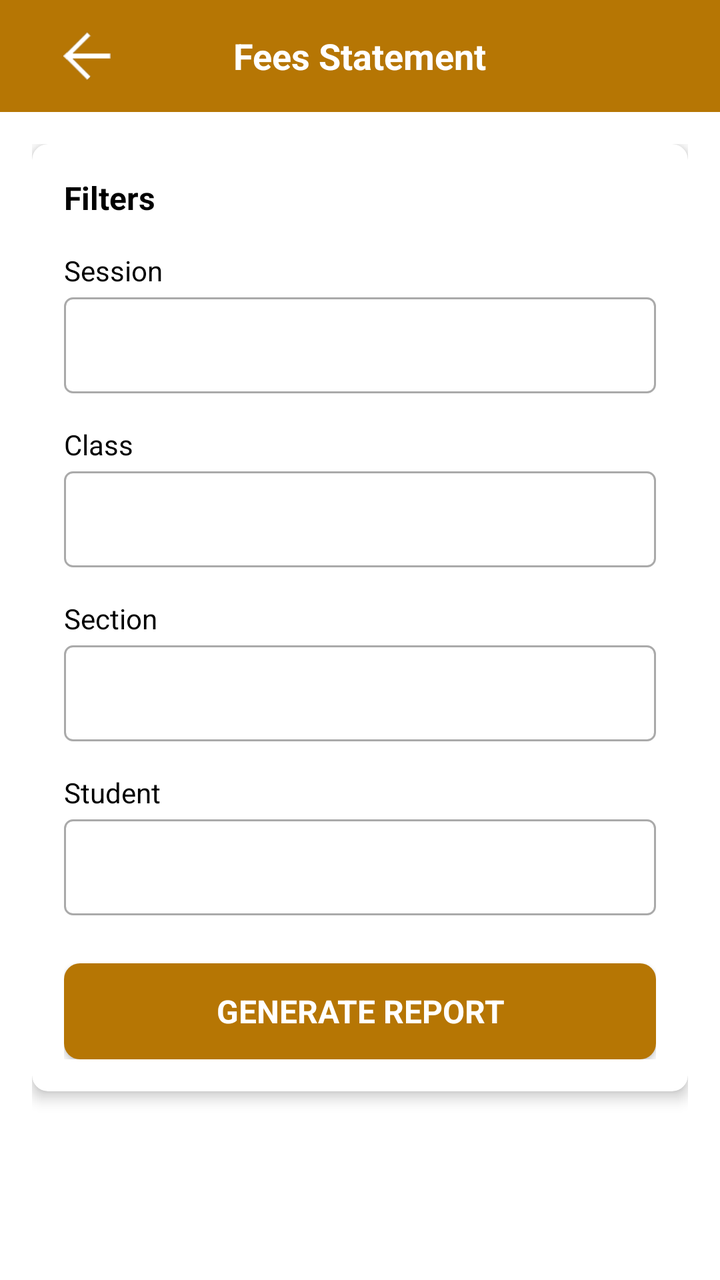
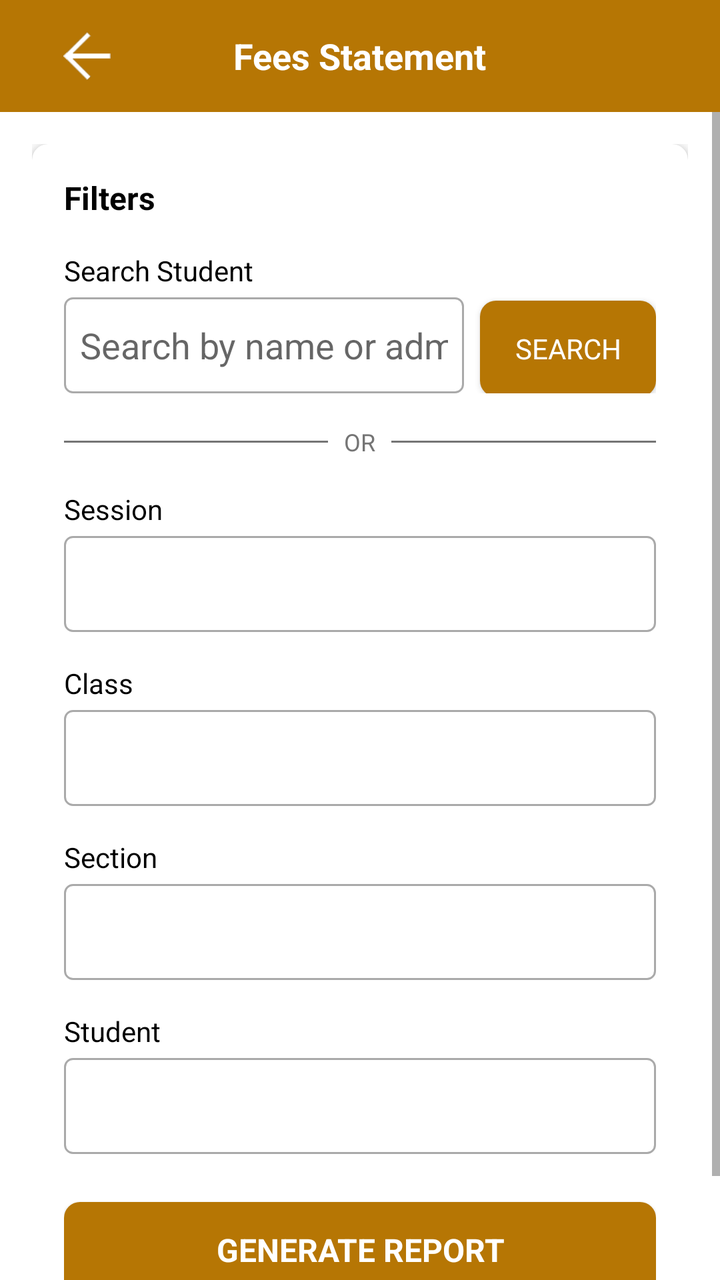

Two renders of the same Android screen: before a commit and after it. Below are the layout's source before the change and the commit's diff.
<!-- AndroidManifest.xml: application theme AppTheme -->
<!-- res/layout/activity_fees_statement.xml -->
<?xml version="1.0" encoding="utf-8"?>
<LinearLayout xmlns:android="http://schemas.android.com/apk/res/android"
    xmlns:app="http://schemas.android.com/apk/res-auto"
    android:layout_width="match_parent"
    android:layout_height="match_parent"
    android:orientation="vertical"
    android:background="@color/white">

    
    <FrameLayout
        android:id="@+id/actionBar"
        android:layout_width="match_parent"
        android:layout_height="?attr/actionBarSize"
        android:background="@color/colorPrimary">

        <ImageView
            android:id="@+id/actionBarBackBtn"
            android:layout_width="wrap_content"
            android:layout_height="wrap_content"
            android:layout_gravity="start|center_vertical"
            android:padding="16dp"
            android:src="@drawable/ic_back"
            android:contentDescription="@string/back" />

        <TextView
            android:id="@+id/actionBarTitleTV"
            android:layout_width="wrap_content"
            android:layout_height="wrap_content"
            android:layout_gravity="center"
            android:text="@string/fees_statement"
            android:textColor="@color/white"
            android:textSize="18sp"
            android:textStyle="bold" />
    </FrameLayout>

    
    <ScrollView
        android:layout_width="match_parent"
        android:layout_height="match_parent"
        android:fillViewport="true">

        <LinearLayout
            android:layout_width="match_parent"
            android:layout_height="wrap_content"
            android:orientation="vertical"
            android:padding="16dp">

            
            <androidx.cardview.widget.CardView
                android:id="@+id/filtersCard"
                android:layout_width="match_parent"
                android:layout_height="wrap_content"
                android:layout_marginBottom="16dp"
                app:cardCornerRadius="8dp"
                app:cardElevation="4dp">

                <LinearLayout
                    android:layout_width="match_parent"
                    android:layout_height="wrap_content"
                    android:orientation="vertical"
                    android:padding="16dp">

                    
                    <TextView
                        android:layout_width="wrap_content"
                        android:layout_height="wrap_content"
                        android:text="Filters"
                        android:textSize="16sp"
                        android:textStyle="bold"
                        android:textColor="@color/black"
                        android:layout_marginBottom="16dp" />

                    
                    <TextView
                        android:layout_width="wrap_content"
                        android:layout_height="wrap_content"
                        android:text="Session"
                        android:textSize="14sp"
                        android:textColor="@color/black"
                        android:layout_marginBottom="4dp" />

                    <Spinner
                        android:id="@+id/sessionSpinner"
                        android:layout_width="match_parent"
                        android:layout_height="48dp"
                        android:background="@drawable/spinner_background"
                        android:padding="8dp"
                        android:layout_marginBottom="16dp" />

                    
                    <TextView
                        android:layout_width="wrap_content"
                        android:layout_height="wrap_content"
                        android:text="Class"
                        android:textSize="14sp"
                        android:textColor="@color/black"
                        android:layout_marginBottom="4dp" />

                    <Spinner
                        android:id="@+id/classSpinner"
                        android:layout_width="match_parent"
                        android:layout_height="48dp"
                        android:background="@drawable/spinner_background"
                        android:padding="8dp"
                        android:layout_marginBottom="16dp" />

                    
                    <TextView
                        android:layout_width="wrap_content"
                        android:layout_height="wrap_content"
                        android:text="Section"
                        android:textSize="14sp"
                        android:textColor="@color/black"
                        android:layout_marginBottom="4dp" />

                    <Spinner
                        android:id="@+id/sectionSpinner"
                        android:layout_width="match_parent"
                        android:layout_height="48dp"
                        android:background="@drawable/spinner_background"
                        android:padding="8dp"
                        android:layout_marginBottom="16dp" />

                    
                    <TextView
                        android:layout_width="wrap_content"
                        android:layout_height="wrap_content"
                        android:text="Student"
                        android:textSize="14sp"
                        android:textColor="@color/black"
                        android:layout_marginBottom="4dp" />

                    <Spinner
                        android:id="@+id/studentSpinner"
                        android:layout_width="match_parent"
                        android:layout_height="48dp"
                        android:background="@drawable/spinner_background"
                        android:padding="8dp"
                        android:layout_marginBottom="16dp" />

                    
                    <Button
                        android:id="@+id/generateReportButton"
                        android:layout_width="match_parent"
                        android:layout_height="48dp"
                        android:text="Generate Report"
                        android:textColor="@color/white"
                        android:textSize="16sp"
                        android:textStyle="bold"
                        android:background="@drawable/button_background"
                        android:layout_marginTop="8dp" />

                </LinearLayout>

            </androidx.cardview.widget.CardView>

            
            <ProgressBar
                android:id="@+id/progressBar"
                android:layout_width="wrap_content"
                android:layout_height="wrap_content"
                android:layout_gravity="center"
                android:visibility="gone" />

            
            <LinearLayout
                android:id="@+id/nodataLayout"
                android:layout_width="match_parent"
                android:layout_height="wrap_content"
                android:orientation="vertical"
                android:gravity="center"
                android:padding="32dp"
                android:visibility="gone">

                <ImageView
                    android:layout_width="120dp"
                    android:layout_height="120dp"
                    android:src="@drawable/no_data"
                    android:contentDescription="No Data"
                    android:layout_marginBottom="16dp" />

                <TextView
                    android:layout_width="wrap_content"
                    android:layout_height="wrap_content"
                    android:text="No Data Available"
                    android:textSize="16sp"
                    android:textColor="@color/black"
                    android:textStyle="bold" />

                <TextView
                    android:layout_width="wrap_content"
                    android:layout_height="wrap_content"
                    android:text="Please select filters and generate report"
                    android:textSize="14sp"
                    android:textColor="@color/gray"
                    android:layout_marginTop="8dp" />

            </LinearLayout>

            
            <androidx.recyclerview.widget.RecyclerView
                android:id="@+id/reportContentRecyclerView"
                android:layout_width="match_parent"
                android:layout_height="wrap_content"
                android:visibility="gone" />

        </LinearLayout>

    </ScrollView>

</LinearLayout>
<!-- resources referenced by this layout -->
<resources>
  <color name="black">#000000</color>
  <color name="colorPrimary">#B67604</color>
  <color name="gray">#757575</color>
  <color name="white">#ffffff</color>
  <!-- drawable button_background (drawable) -->
  <?xml version="1.0" encoding="utf-8"?>
  <shape xmlns:android="http://schemas.android.com/apk/res/android"
      android:shape="rectangle">
      <solid android:color="@color/colorPrimary" />
      <corners android:radius="8dp" />
  </shape>
  <!-- drawable ic_back: png bitmap (drawable, 16067 bytes) -->
  <!-- drawable no_data: png bitmap (drawable, 7912 bytes) -->
  <!-- drawable spinner_background (drawable) -->
  <?xml version="1.0" encoding="utf-8"?>
  <shape xmlns:android="http://schemas.android.com/apk/res/android"
      android:shape="rectangle">
      <solid android:color="@android:color/white" />
      <stroke
          android:width="1dp"
          android:color="@android:color/darker_gray" />
      <corners android:radius="4dp" />
      <padding
          android:left="12dp"
          android:top="8dp"
          android:right="12dp"
          android:bottom="8dp" />
  </shape>
  <string name="back">Back</string>
  <string name="fees_statement">Fees Statement</string>
  <style name="AppTheme" parent="Theme.AppCompat.Light.NoActionBar">
          
          <item name="android:typeface">sans</item>
      </style>
</resources>

<!-- the commit's change to res/layout/activity_fees_statement.xml (unified diff, before → after) -->
@@ -74,6 +74,76 @@
                     <TextView
                         android:layout_width="wrap_content"
                         android:layout_height="wrap_content"
+                        android:text="Search Student"
+                        android:textSize="14sp"
+                        android:textColor="@color/black"
+                        android:layout_marginBottom="4dp" />
+
+                    <LinearLayout
+                        android:layout_width="match_parent"
+                        android:layout_height="wrap_content"
+                        android:orientation="horizontal"
+                        android:layout_marginBottom="16dp">
+
+                        <EditText
+                            android:id="@+id/searchEditText"
+                            android:layout_width="0dp"
+                            android:layout_height="48dp"
+                            android:layout_weight="1"
+                            android:hint="Search by name or admission no"
+                            android:padding="8dp"
+                            android:background="@drawable/spinner_background"
+                            android:inputType="text"
+                            android:maxLines="1" />
+
+                        <Button
+                            android:id="@+id/searchButton"
+                            android:layout_width="wrap_content"
+                            android:layout_height="48dp"
+                            android:text="Search"
+                            android:textColor="@color/white"
+                            android:background="@drawable/button_background"
+                            android:layout_marginStart="8dp"
+                            android:paddingStart="16dp"
+                            android:paddingEnd="16dp" />
+
+                    </LinearLayout>
+
+                    
+                    <LinearLayout
+                        android:layout_width="match_parent"
+                        android:layout_height="wrap_content"
+                        android:orientation="horizontal"
+                        android:gravity="center_vertical"
+                        android:layout_marginBottom="16dp">
+
+                        <View
+                            android:layout_width="0dp"
+                            android:layout_height="1dp"
+                            android:layout_weight="1"
+                            android:background="@color/gray" />
+
+                        <TextView
+                            android:layout_width="wrap_content"
+                            android:layout_height="wrap_content"
+                            android:text="OR"
+                            android:textSize="12sp"
+                            android:textColor="@color/gray"
+                            android:paddingStart="8dp"
+                            android:paddingEnd="8dp" />
+
+                        <View
+                            android:layout_width="0dp"
+                            android:layout_height="1dp"
+                            android:layout_weight="1"
+                            android:background="@color/gray" />
+
+                    </LinearLayout>
+
+                    
+                    <TextView
+                        android:layout_width="wrap_content"
+                        android:layout_height="wrap_content"
                         android:text="Session"
                         android:textSize="14sp"
                         android:textColor="@color/black"
